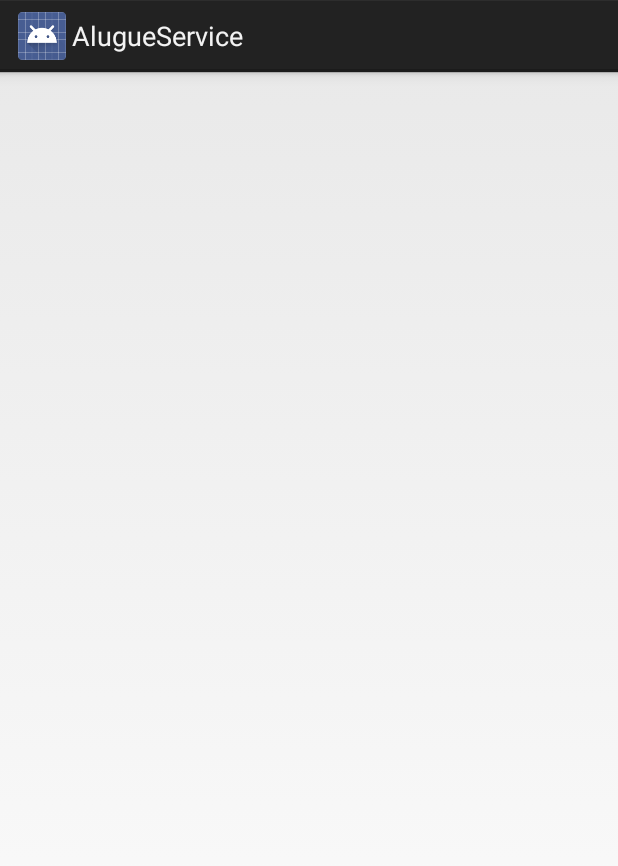
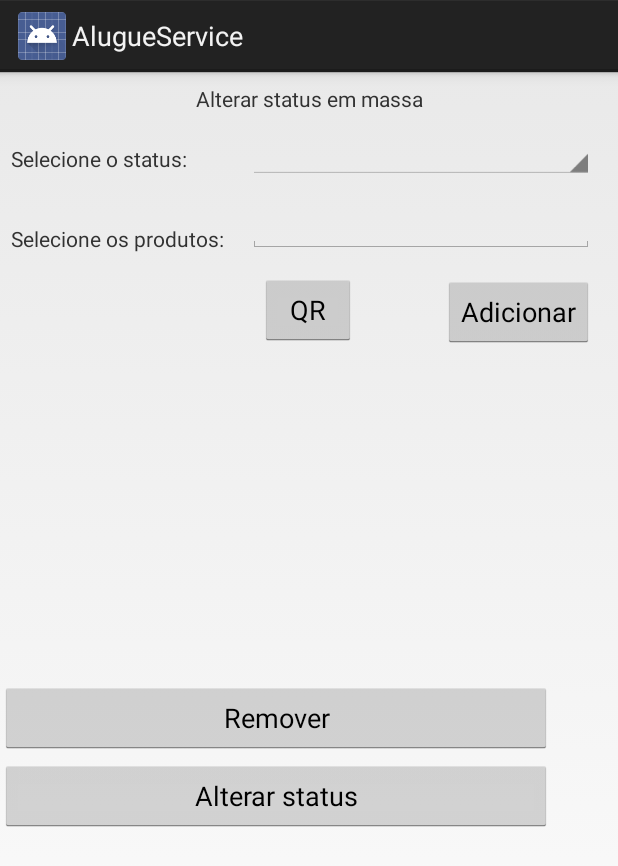
Before and after one commit to apwinterjr/AlugueService_Android, an Android app: the StatusActivity screen opened directly, with no data from a screen before it, on a phone screen of 412 x 824 dp. Shown: the top 866 px of the screen. Run offline under Robolectric (Android 15) with nearby library versions, the phone set to English and light mode, and no system bars.

Commit message:
Iniciado o layout de alterar status de produto em massa.

```diff
--- a/AS_Android/app/src/main/res/layout/activity_produto_status.xml
+++ b/AS_Android/app/src/main/res/layout/activity_produto_status.xml
@@ -6,4 +6,125 @@
     android:layout_height="match_parent"
     tools:context="com.example.nicha.as_android.produto.StatusActivity">
 
+    <TextView
+        android:id="@+id/textView7"
+        android:layout_width="wrap_content"
+        android:layout_height="wrap_content"
+        android:layout_marginLeft="7dp"
+        android:text="Selecione os produtos:"
+        app:layout_constraintLeft_toLeftOf="parent"
+        android:layout_marginStart="7dp"
+        app:layout_constraintBottom_toBottomOf="@+id/editText" />
+
+    <Button
+        android:id="@+id/button2"
+        android:layout_width="wrap_content"
+        android:layout_height="wrap_content"
+        android:text="QR"
+        android:layout_marginTop="14dp"
+        app:layout_constraintTop_toBottomOf="@+id/textView7"
+        android:layout_marginLeft="8dp"
+        app:layout_constraintLeft_toLeftOf="@+id/editText"
+        android:layout_marginStart="8dp" />
+
+    <Button
+        android:id="@+id/button3"
+        android:layout_width="wrap_content"
+        android:layout_height="wrap_content"
+        android:text="Adicionar"
+        android:layout_marginTop="15dp"
+        app:layout_constraintTop_toBottomOf="@+id/editText"
+        app:layout_constraintRight_toRightOf="@+id/editText" />
+
+    <EditText
+        android:id="@+id/editText"
+        android:layout_width="0dp"
+        android:layout_height="wrap_content"
+        android:layout_marginEnd="16dp"
+        android:layout_marginLeft="16dp"
+        android:layout_marginRight="16dp"
+        android:layout_marginTop="10dp"
+        android:ems="10"
+        android:inputType="number"
+        app:layout_constraintLeft_toRightOf="@+id/textView7"
+        app:layout_constraintRight_toRightOf="parent"
+        app:layout_constraintTop_toBottomOf="@+id/spinner"
+        app:layout_constraintHorizontal_bias="1.0"
+        android:layout_marginStart="16dp" />
+
+    <ScrollView
+        android:layout_width="0dp"
+        android:layout_height="200dp"
+        android:layout_marginLeft="8dp"
+        android:layout_marginRight="8dp"
+        android:layout_marginTop="16dp"
+        app:layout_constraintLeft_toLeftOf="parent"
+        app:layout_constraintRight_toRightOf="parent"
+        app:layout_constraintTop_toBottomOf="@+id/button2"
+        app:layout_constraintHorizontal_bias="0.0"
+        android:id="@+id/scrollView2"
+        android:layout_marginStart="8dp"
+        android:layout_marginEnd="8dp">
+
+        <LinearLayout
+            android:layout_width="match_parent"
+            android:layout_height="wrap_content"
+            android:orientation="vertical" />
+    </ScrollView>
+
+    <Button
+        android:id="@+id/button4"
+        android:layout_width="368dp"
+        android:layout_height="wrap_content"
+        android:text="Remover"
+        tools:layout_editor_absoluteX="8dp"
+        android:layout_marginTop="8dp"
+        app:layout_constraintTop_toBottomOf="@+id/scrollView2" />
+
+    <Spinner
+        android:id="@+id/spinner"
+        android:layout_width="0dp"
+        android:layout_height="wrap_content"
+        app:layout_constraintBottom_toBottomOf="@+id/textView11"
+        android:layout_marginRight="16dp"
+        app:layout_constraintRight_toRightOf="parent"
+        app:layout_constraintHorizontal_bias="0.0"
+        app:layout_constraintLeft_toLeftOf="@+id/editText"
+        android:layout_marginTop="16dp"
+        app:layout_constraintTop_toBottomOf="@+id/textView14"
+        android:layout_marginEnd="16dp" />
+
+    <TextView
+        android:id="@+id/textView11"
+        android:layout_width="wrap_content"
+        android:layout_height="wrap_content"
+        android:layout_marginLeft="7dp"
+        android:text="Selecione o status:"
+        app:layout_constraintLeft_toLeftOf="parent"
+        android:layout_marginBottom="14dp"
+        app:layout_constraintBottom_toTopOf="@+id/editText"
+        android:layout_marginStart="7dp" />
+
+    <TextView
+        android:id="@+id/textView14"
+        android:layout_width="wrap_content"
+        android:layout_height="wrap_content"
+        android:layout_marginLeft="8dp"
+        android:layout_marginRight="8dp"
+        android:layout_marginTop="8dp"
+        android:text="Alterar status em massa"
+        app:layout_constraintLeft_toLeftOf="parent"
+        app:layout_constraintRight_toRightOf="parent"
+        app:layout_constraintTop_toTopOf="parent"
+        android:layout_marginStart="8dp"
+        android:layout_marginEnd="8dp" />
+
+    <Button
+        android:id="@+id/button5"
+        android:layout_width="368dp"
+        android:layout_height="wrap_content"
+        android:layout_marginTop="4dp"
+        android:text="Alterar status"
+        app:layout_constraintTop_toBottomOf="@+id/button4"
+        tools:layout_editor_absoluteX="8dp" />
 </android.support.constraint.ConstraintLayout>
```
